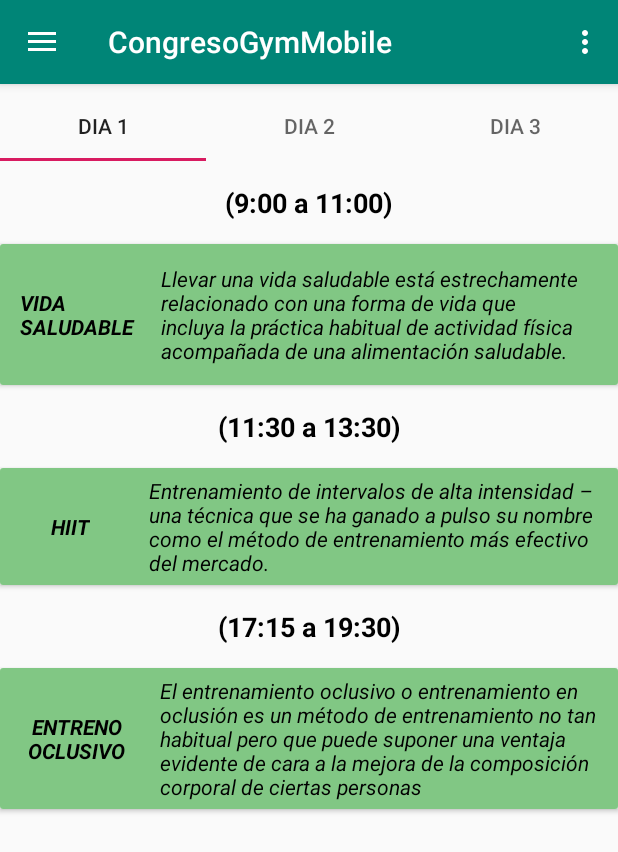
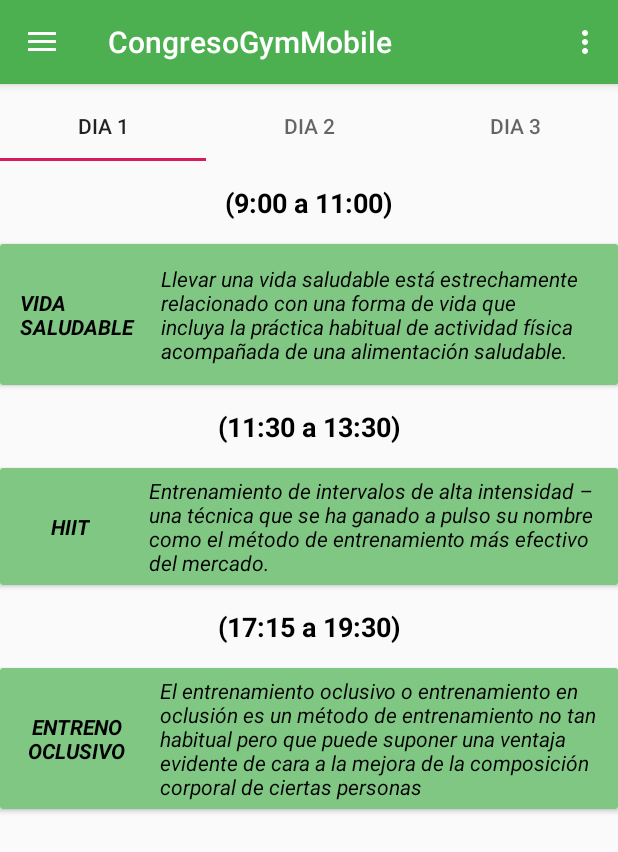
Before and after one commit to MrManoloDG/CongresoGym, an Android app: the screen it shows after launch (MainActivity), in the side drawer, after a tap on "Programación", on a phone screen of 412 x 824 dp. Shown: the top 852 px of the screen. Run offline under Robolectric (Android 15) with nearby library versions, the phone set to English and light mode, and no system bars.

Commit message:
final commit

```diff
--- a/App_android/app/src/main/res/layout/fragment_dia1.xml
+++ b/App_android/app/src/main/res/layout/fragment_dia1.xml
@@ -12,7 +12,7 @@
         android:layout_width="match_parent"
         android:layout_height="wrap_content"
         android:layout_margin="15dp"
-        android:text="(9:00 a 11:00)"
+        android:text="@string/_9_00_a_11_00"
         android:gravity="center"/>
 
     <android.support.v7.widget.CardView
@@ -36,7 +36,7 @@
                 <TextView
                     android:layout_width="wrap_content"
                     android:layout_height="wrap_content"
-                    android:text="Vida Saludable"
+                    android:text="@string/vida_saludable"
                     android:textAllCaps="true"
                     android:textColor="@android:color/background_dark"
                     android:textSize="14sp"
@@ -52,7 +52,7 @@
                     android:layout_width="match_parent"
                     android:layout_height="wrap_content"
                     android:layout_margin="5dp"
-                    android:text="Llevar una vida saludable está estrechamente relacionado con una forma de vida que incluya la práctica habitual de actividad física acompañada de una alimentación saludable. "
+                    android:text="@string/llevar_una_vida_saludable_est_estrechamente_relacionado_con_una_forma_de_vida_que_incluya_la_pr_ctica_habitual_de_actividad_f_sica_acompa_ada_de_una_alimentaci_n_saludable"
                     android:textColor="@android:color/background_dark"
                     android:textSize="14dp"
                     android:textStyle="italic" />
@@ -69,7 +69,7 @@
         android:layout_width="match_parent"
         android:layout_height="wrap_content"
         android:layout_margin="15dp"
-        android:text="(11:30 a 13:30)"
+        android:text="@string/_11_30_a_13_30"
         android:gravity="center"/>
 
     <android.support.v7.widget.CardView
@@ -93,7 +93,7 @@
                 <TextView
                     android:layout_width="wrap_content"
                     android:layout_height="wrap_content"
-                    android:text="HIIT"
+                    android:text="@string/hiit"
                     android:textAllCaps="true"
                     android:textColor="@android:color/background_dark"
                     android:textSize="14sp"
@@ -109,7 +109,7 @@
                     android:layout_width="match_parent"
                     android:layout_height="match_parent"
                     android:layout_margin="5dp"
-                    android:text="Entrenamiento de intervalos de alta intensidad – una técnica que se ha ganado a pulso su nombre como el método de entrenamiento más efectivo del mercado."
+                    android:text="@string/entrenamiento_de_intervalos_de_alta_intensidad_una_t_cnica_que_se_ha_ganado_a_pulso_su_nombre_como_el_m_todo_de_entrenamiento_m_s_efectivo_del_mercado"
                     android:textColor="@android:color/background_dark"
                     android:textSize="14dp"
                     android:textStyle="italic" />
@@ -126,7 +126,7 @@
         android:layout_width="match_parent"
         android:layout_height="wrap_content"
         android:layout_margin="15dp"
-        android:text="(17:15 a 19:30)"
+        android:text="@string/_17_15_a_19_30"
         android:gravity="center"/>
 
     <android.support.v7.widget.CardView
@@ -150,7 +150,7 @@
                     android:layout_width="wrap_content"
                     android:layout_height="74dp"
                     android:gravity="center"
-                    android:text="Entreno Oclusivo"
+                    android:text="@string/entreno_oclusivo"
                     android:textAllCaps="true"
                     android:textColor="@android:color/background_dark"
                     android:textSize="14sp"
@@ -166,7 +166,7 @@
                     android:layout_width="match_parent"
                     android:layout_height="wrap_content"
                     android:layout_margin="5dp"
-                    android:text="El entrenamiento oclusivo o entrenamiento en oclusión es un método de entrenamiento no tan habitual pero que puede suponer una ventaja evidente de cara a la mejora de la composición corporal de ciertas personas"
+                    android:text="@string/el_entrenamiento_oclusivo_o_entrenamiento_en_oclusi_n_es_un_m_todo_de_entrenamiento_no_tan_habitual_pero_que_puede_suponer_una_ventaja_evidente_de_cara_a_la_mejora_de_la_composici_n_corporal_de_ciertas_personas"
                     android:textColor="@android:color/background_dark"
                     android:textSize="14dp"
                     android:textStyle="italic" />
--- a/App_android/app/src/main/res/layout/nav_header_main.xml
+++ b/App_android/app/src/main/res/layout/nav_header_main.xml
@@ -3,7 +3,7 @@
     xmlns:app="http://schemas.android.com/apk/res-auto"
     android:layout_width="match_parent"
     android:layout_height="@dimen/nav_header_height"
-    android:background="@drawable/side_nav_bar"
+    android:background="@color/colorPrimaryDark"
     android:gravity="bottom"
     android:orientation="vertical"
     android:paddingLeft="@dimen/activity_horizontal_margin"
@@ -25,7 +25,9 @@
         android:layout_height="wrap_content"
         android:paddingTop="@dimen/nav_header_vertical_spacing"
         android:text="@string/congreso_gym"
-        android:textAppearance="@style/TextAppearance.AppCompat.Body1" />
+        android:textAppearance="@style/TextAppearance.AppCompat.Body1"
+        android:textColor="@color/cardview_light_background"
+        android:textSize="24sp" />
 
 
 </LinearLayout>
--- a/App_android/app/src/main/res/values/colors.xml
+++ b/App_android/app/src/main/res/values/colors.xml
@@ -1,7 +1,7 @@
 <?xml version="1.0" encoding="utf-8"?>
 <resources>
-    <color name="colorPrimary">#008577</color>
+    <color name="colorPrimary">#4CAF50</color>
     <color name="cardColor">#81c784</color>
-    <color name="colorPrimaryDark">#00574B</color>
+    <color name="colorPrimaryDark">#1B5E20</color>
     <color name="colorAccent">#D81B60</color>
 </resources>
--- a/App_android/app/src/main/res/values/dimens.xml
+++ b/App_android/app/src/main/res/values/dimens.xml
@@ -3,7 +3,7 @@
     <dimen name="activity_horizontal_margin">16dp</dimen>
     <dimen name="activity_vertical_margin">16dp</dimen>
     <dimen name="nav_header_vertical_spacing">8dp</dimen>
-    <dimen name="nav_header_height">176dp</dimen>
+    <dimen name="nav_header_height">190dp</dimen>
     <dimen name="fab_margin">16dp</dimen>
     <dimen name="nav_bar">60dp</dimen>
 
--- a/App_android/app/src/main/res/values/strings.xml
+++ b/App_android/app/src/main/res/values/strings.xml
@@ -23,4 +23,33 @@
     <string name="congreso_gym">Congreso Gym</string>
     <string name="appwidget_text">EXAMPLE</string>
     <string name="add_widget">Add widget</string>
+    <string name="llevar_una_vida_saludable_est_estrechamente_relacionado_con_una_forma_de_vida_que_incluya_la_pr_ctica_habitual_de_actividad_f_sica_acompa_ada_de_una_alimentaci_n_saludable">Llevar una vida saludable está estrechamente relacionado con una forma de vida que incluya la práctica habitual de actividad física acompañada de una alimentación saludable.</string>
+    <string name="vida_saludable">Vida Saludable</string>
+    <string name="_9_00_a_11_00">(9:00 a 11:00)</string>
+    <string name="_11_30_a_13_30">(11:30 a 13:30)</string>
+    <string name="hiit">HIIT</string>
+    <string name="entrenamiento_de_intervalos_de_alta_intensidad_una_t_cnica_que_se_ha_ganado_a_pulso_su_nombre_como_el_m_todo_de_entrenamiento_m_s_efectivo_del_mercado">Entrenamiento de intervalos de alta intensidad – una técnica que se ha ganado a pulso su nombre como el método de entrenamiento más efectivo del mercado.</string>
+    <string name="_17_15_a_19_30">(17:15 a 19:30)</string>
+    <string name="entreno_oclusivo">Entreno Oclusivo</string>
+    <string name="el_entrenamiento_oclusivo_o_entrenamiento_en_oclusi_n_es_un_m_todo_de_entrenamiento_no_tan_habitual_pero_que_puede_suponer_una_ventaja_evidente_de_cara_a_la_mejora_de_la_composici_n_corporal_de_ciertas_personas">El entrenamiento oclusivo o entrenamiento en oclusión es un método de entrenamiento no tan habitual pero que puede suponer una ventaja evidente de cara a la mejora de la composición corporal de ciertas personas</string>
+    <string name="_10_00_a_12_30">(10:00 a 12:30)</string>
+    <string name="descompensaciones_musculares">Descompensaciones musculares</string>
+    <string name="nikki_nos_hablara_sobre_las_descompensaciones_musculares_que_por_lo_general_no_suelen_ser_un_asunto_muy_importante_y_por_otro_nadie_se_escapa_a_ellas">Nikki nos hablara sobre las descompensaciones musculares, que por lo general no suelen ser un asunto muy importante, y por otro, nadie se escapa a ellas.</string>
+    <string name="_16_00_a_18_00">(16:00 a 18:00)</string>
+    <string name="ba_os_de_hielo">Baños de hielo</string>
+    <string name="_10_00_a_13_00">(10:00 a 13:00)</string>
+    <string name="hipertrofia">Hipertrofia</string>
+    <string name="la_hipertrofia_muscular_es_el_nombre_cient_fico_dado_al_fen_meno_de_crecimiento_en_el_tama_o_de_las_c_lulas_musculares">La hipertrofia muscular es el nombre científico dado al fenómeno de crecimiento en el tamaño de las células musculares.</string>
+    <string name="competitividad_sana_y_competitividad_t_xica">Competitividad sana y competitividad tóxica</string>
+    <string name="as_visto_no_parece_una_t_cnica_muy_apetecible_sin_embargo_sus_defensores_aseguran_que_esta_pr_ctica_ayuda_a_que_nuestros_m_sculos_nervios_huesos_y_tendones_se_recuperen_mejor_despu_s_de_realizar_ejercicio_f_sico_intenso_o_exigente">Así visto, no parece una técnica muy apetecible. Sin embargo, sus defensores aseguran que esta práctica ayuda a que nuestros músculos, nervios, huesos y tendones se recuperen mejor después de realizar ejercicio físico intenso o exigente</string>
+    <string name="alojamiento">Alojamiento</string>
+    <string name="el_hotel_mas_cercano_calidad_precio_es_el_hotel_caballo_negro_una_opci_n_que_es_muy_viable_es_alquilar_un_piso_o_una_casa_se_encuentran_varias_opciones_en_paginas_como_airbnb_booking_tripadvisor">El hotel mas cercano, calidad precio es el Hotel Caballo Negro. Una opción que es muy viable es alquilar un piso o una casa. Se encuentran varias opciones en paginas como airbnb, booking, tripadvisor.</string>
+    <string name="transporte">Transporte</string>
+    <string name="para_llegar_en_coche_en_la_entrada_se_dispone_de_aparcamiento_usando_tambien_el_aparcamiento_de_la_universidad_y_si_vas_en_bus_encontraras_muchas_opciones_como_la_linea_m_30_de_puerto_real_a_cadiz_y_viceversa">Para llegar en coche, en la entrada se dispone de aparcamiento, usando tambien el aparcamiento de la Universidad. Y si vas en bus encontraras muchas opciones como la linea m-30 de Puerto Real a Cadiz y viceversa.</string>
+    <string name="fecha_de_inscripcion">Fecha de inscripcion</string>
+    <string name="_29_10_2018">29/10/2018</string>
+    <string name="fecha_de_presentaci_n">Fecha de presentación</string>
+    <string name="_19_01_2019">19/01/2019/</string>
+    <string name="fecha_del_congreso">Fecha del congreso</string>
+    <string name="_20_01_2019">20/01/2019/</string>
 </resources>
```
Also changed, not shown: App_android/app/src/main/java/com/example/manue/congresogymmobile/MainActivity.java (+0 -7 lines), App_android/app/src/main/res/layout/fechas.xml (+6 -6 lines), App_android/app/src/main/res/layout/fragment_dia2.xml (+6 -6 lines), App_android/app/src/main/res/layout/fragment_dia3.xml (+6 -6 lines), App_android/app/src/main/res/layout/localizacion.xml (+8 -4 lines).
